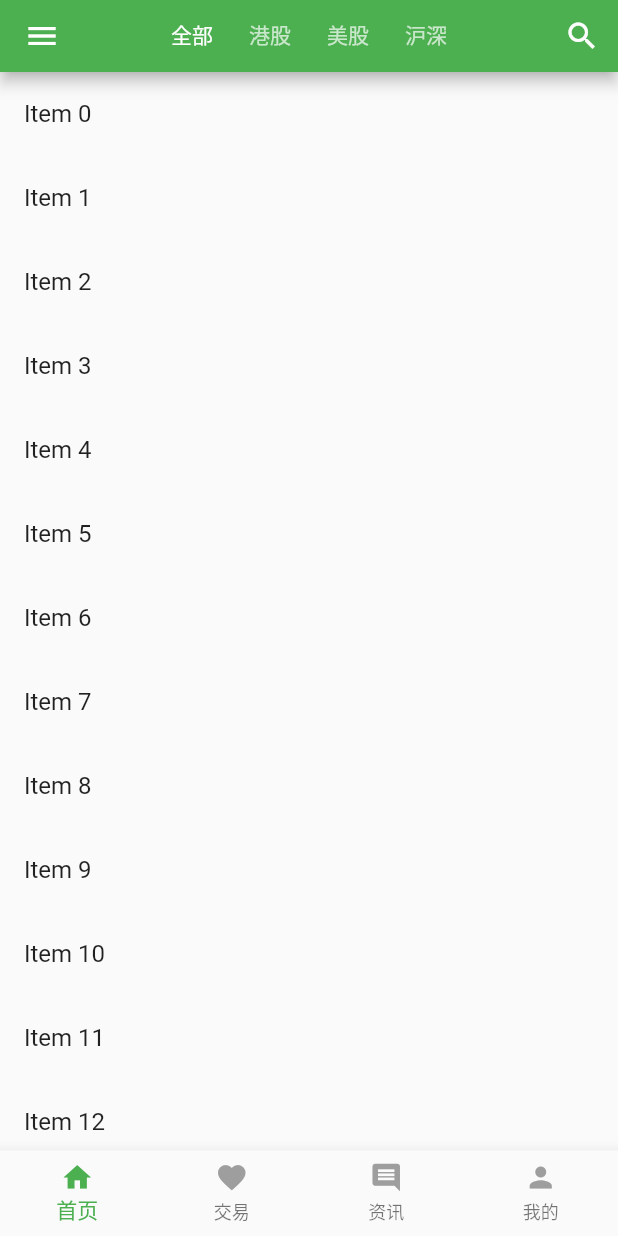
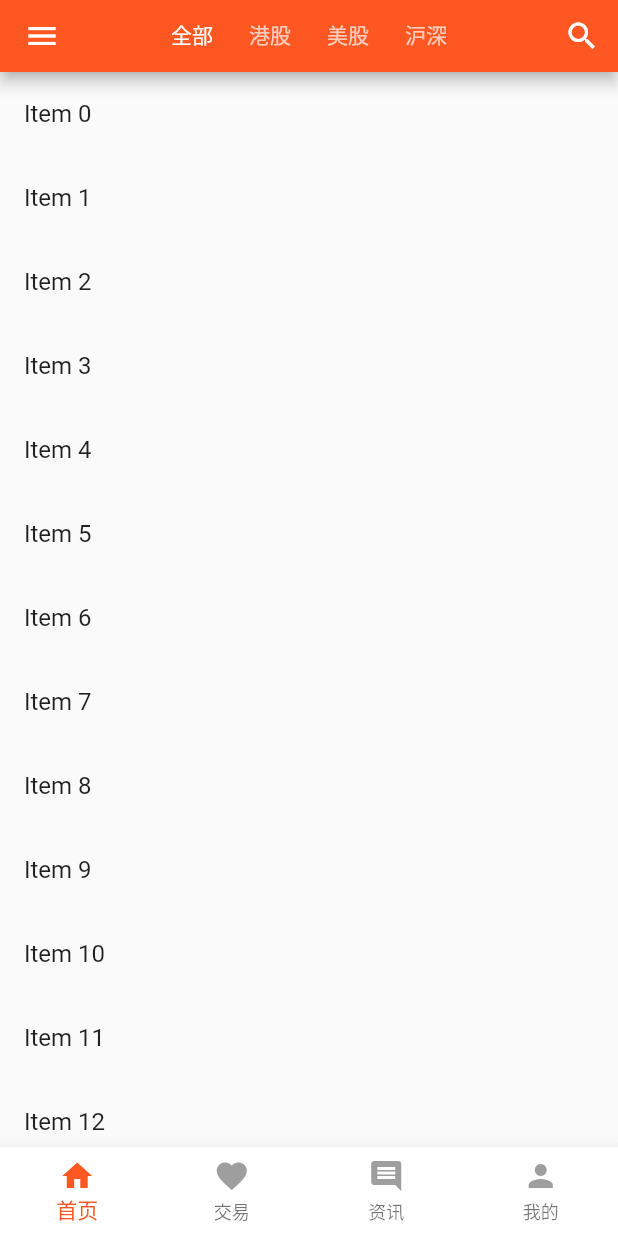
Before and after one commit to tianshaojie/flutter_practice, a Flutter app: the screen it shows after launch, on a phone screen of 412 x 824 dp. Run offline on Flutter 3.47's test engine with Material 2 defaults, Android fonts, the phone set to English and light mode, and no system bars.

Commit message:
update theme color & Navigation

```diff
--- a/lib/main/pages/main_home_screen.dart
+++ b/lib/main/pages/main_home_screen.dart
@@ -1,5 +1,4 @@
 import 'package:flutter/material.dart';
-import 'package:flutter_practice/main/pages/main_news_screen.dart';
 import 'package:flutter_practice/main/pages/main_mine_screen.dart';
 import 'package:flutter_practice/practice/SimpleList.dart';
 import 'package:flutter_practice/practice/AppBarBottomWidget.dart';
--- a/lib/main_screen.dart
+++ b/lib/main_screen.dart
@@ -12,7 +12,7 @@ class MainPage extends StatelessWidget {
       title: 'Flutter bottomNavigationBar',
       home: MainNavigation(),
       theme: ThemeData(
-        primarySwatch: Colors.green,
+        primarySwatch: Colors.deepOrange,
       ),
     );
   }
@@ -49,6 +49,7 @@ class _MainNavigationState extends State<MainNavigation>
         children: _tabPages,
         physics: NeverScrollableScrollPhysics(),
       ),
+//      bottomNavigationBar: SizedBox(height: 55, child: BottomNavigationBar()),
       bottomNavigationBar: BottomNavigationBar(
           currentIndex: _currentIndex,
 //          onTap: (index)=> _controller.animateToPage(index, duration: Duration(milliseconds: 500), curve: Curves.fastOutSlowIn),
@@ -58,7 +59,8 @@ class _MainNavigationState extends State<MainNavigation>
               _currentIndex = index;
             });
           },
-          iconSize: 22,
+          backgroundColor: Colors.white,
+          iconSize: 24,
           fixedColor: Theme.of(context).primaryColor,
           type: BottomNavigationBarType.fixed,
           items: _tabIcons.map((name) {
@@ -80,7 +82,7 @@ class _MainNavigationState extends State<MainNavigation>
   }
 
   Text _tabText(int index) {
-    return new Text(_tabNames[index], style: TextStyle(fontSize: 11));
+    return new Text(_tabNames[index], style: TextStyle(fontSize: 10));
   }
 
   Color _tabColor(int index) {
```
